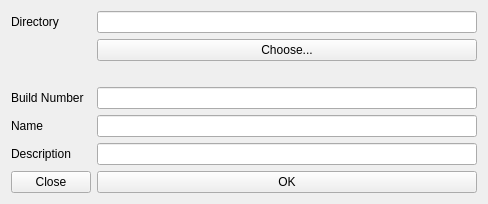
This is AppMan/addbuild.ui in hhvvkk/COS301DistrobutedApplicationManger as Qt 5 draws it before an edit. The edited form follows.
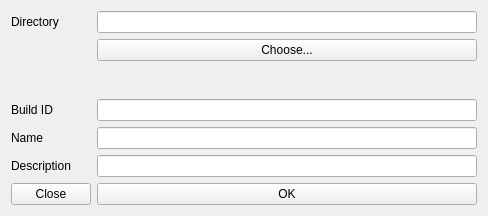
This is the edited form. Icons and pictures are not drawn.

```diff
--- a/AppMan/addbuild.ui
+++ b/AppMan/addbuild.ui
@@ -7,7 +7,7 @@
     <x>0</x>
     <y>0</y>
     <width>488</width>
-    <height>204</height>
+    <height>216</height>
    </rect>
   </property>
   <property name="windowTitle">
@@ -28,7 +28,7 @@
    <item row="3" column="0">
     <widget class="QLabel" name="label_2">
      <property name="text">
-      <string>Build Number</string>
+      <string>Build ID</string>
      </property>
     </widget>
    </item>
```
